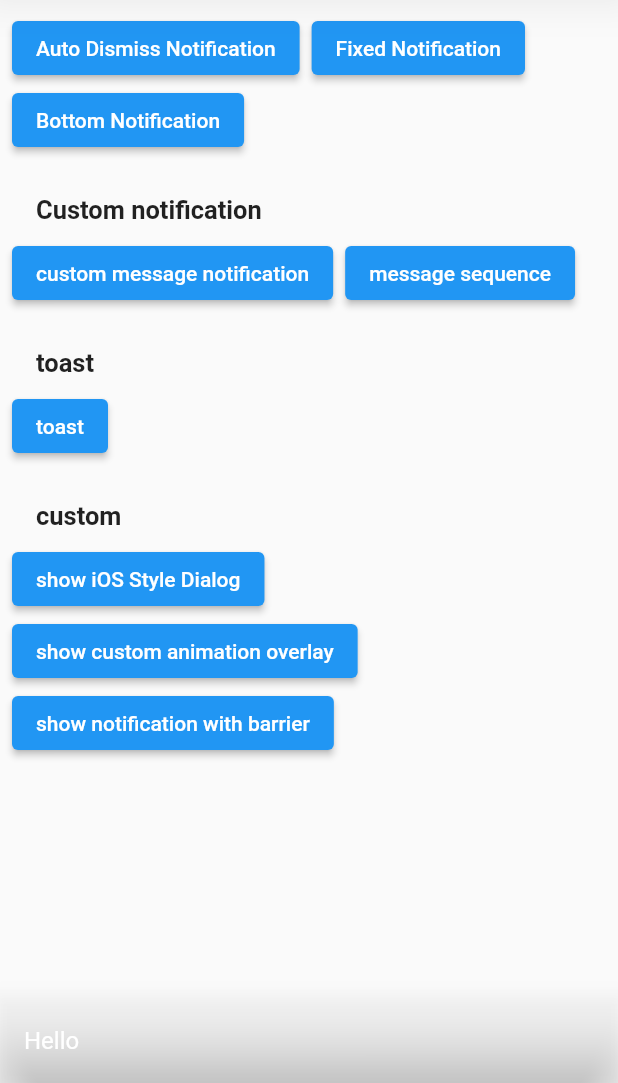
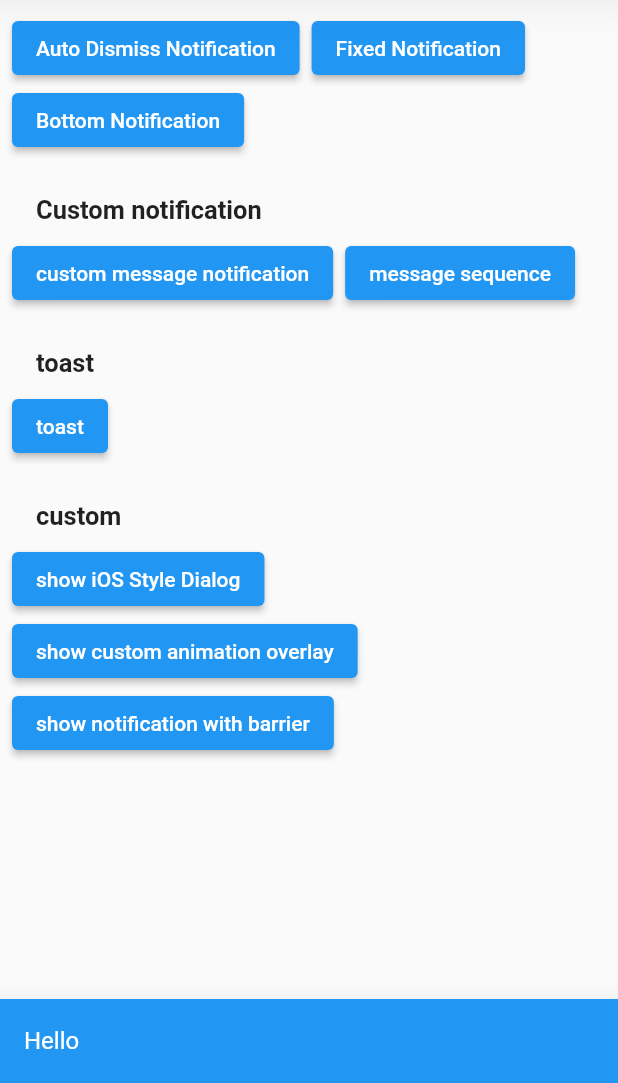
Before and after one commit to mohesu/overlay_notification, a Flutter app: the screen it shows after launch, after a tap on "Auto Dismiss Notification", after a tap on "Fixed Notification", after a tap on "Bottom Notification", on a phone screen of 412 x 824 dp, the part 153-1236 px from its top. Run offline on Flutter 3.47's test engine with Material 2 defaults, Android fonts, the phone set to English and light mode, and no system bars.

Commit message:
GitHub actions added

```diff
--- a/example/lib/main.dart
+++ b/example/lib/main.dart
@@ -87,7 +87,7 @@ class _NavigationTiles extends StatelessWidget {
               title: const Text('Multi Screen'),
               onTap: () {
                 Navigator.of(context).push(MaterialPageRoute(
-                    builder: (context) => PageMultiOverlaySupport()));
+                    builder: (context) => const PageMultiOverlaySupport()));
               },
             ),
             const Divider(height: 0, indent: 16),
--- a/example/lib/pages/page_main.dart
+++ b/example/lib/pages/page_main.dart
@@ -19,8 +19,7 @@ class HomePage extends StatelessWidget {
           ElevatedButton(
             onPressed: () {
               showSimpleNotification(
-                const Text('this is a message from simple notification'),
-                // background: Colors.green,
+                const Text('this is a message from simple notification with decoration'),
                 margin: const EdgeInsets.all(38),
                 decoration: BoxDecoration(
                   borderRadius: BorderRadius.circular(18),
@@ -29,7 +28,6 @@ class HomePage extends StatelessWidget {
                     begin: Alignment.topLeft,
                     end: Alignment.bottomRight,
                   ),
-                  color: Colors.red,
                 ),
                 elevation: 0,
               );
--- a/lib/src/notification/overlay_notification.dart
+++ b/lib/src/notification/overlay_notification.dart
@@ -121,7 +121,7 @@ OverlayNotificationEntry showSimpleNotification(
         direction: dismissDirection,
         key: ValueKey(key),
         child: Material(
-          color: background ?? Colors.transparent,
+          color: background ?? Theme.of(context).colorScheme.secondary,
           elevation: elevation,
           borderRadius: borderRadius,
           shape: shape,
```
Also changed, not shown: 4 other files.
